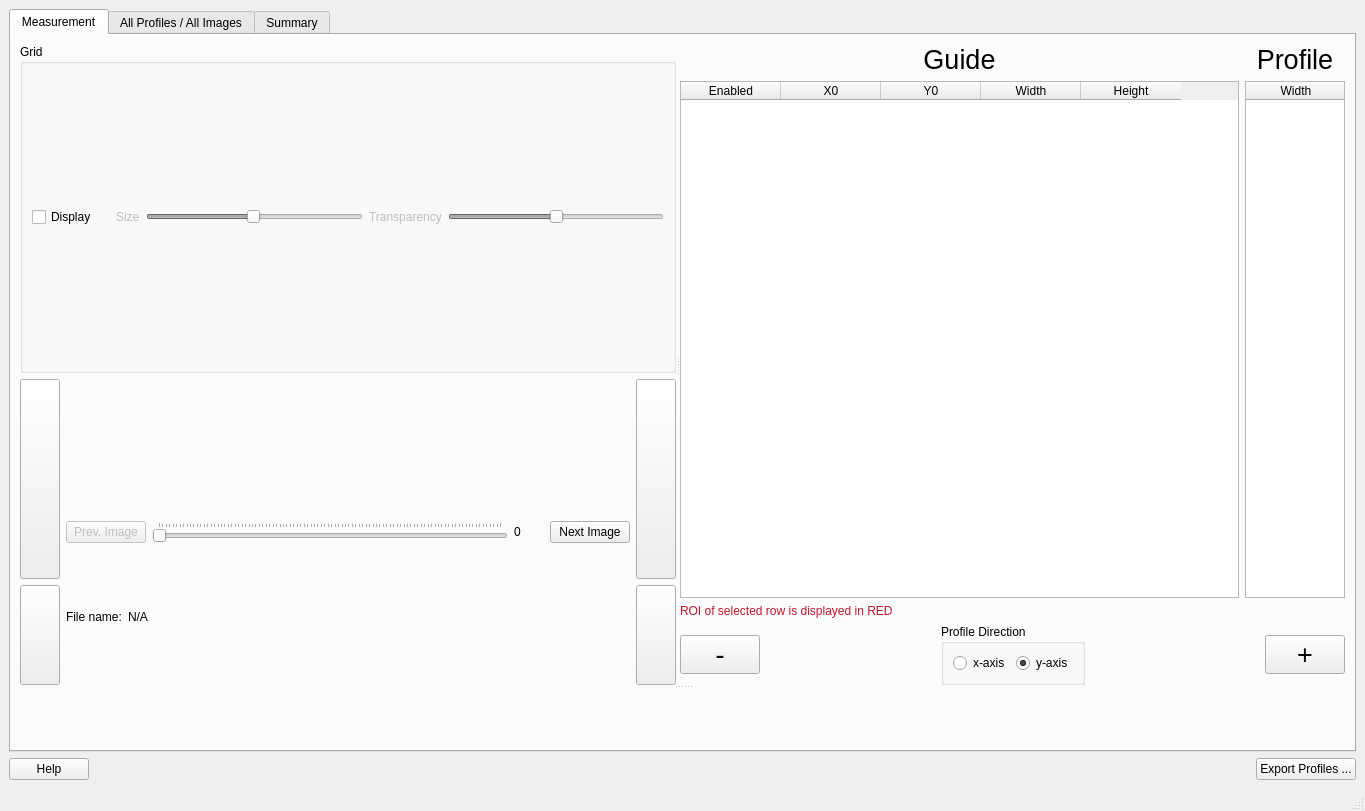
Qt form notebooks/ui/ui_profile.ui (neutronimaging/python_notebooks) before a commit.
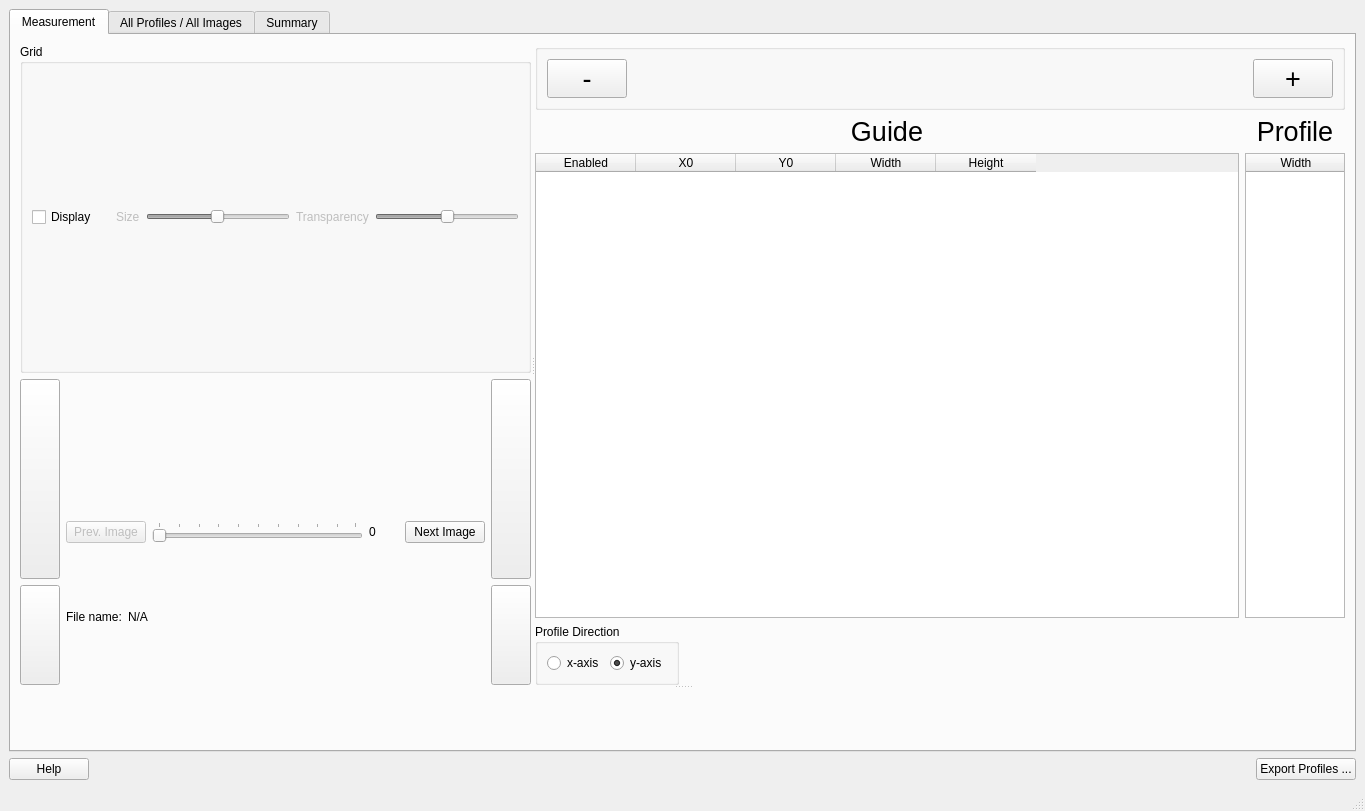
The same form after that commit.

Diff of the .ui file:
```diff
--- a/notebooks/ui/ui_profile.ui
+++ b/notebooks/ui/ui_profile.ui
@@ -333,23 +333,60 @@
            </widget>
            <widget class="QWidget" name="layoutWidget">
             <layout class="QVBoxLayout" name="verticalLayout">
+             <item>
+              <widget class="QGroupBox" name="groupBox_3">
+               <property name="minimumSize">
+                <size>
+                 <width>0</width>
+                 <height>0</height>
+                </size>
+               </property>
+               <property name="title">
+                <string/>
+               </property>
+               <layout class="QHBoxLayout" name="horizontalLayout_9">
+                <item>
+                 <widget class="QPushButton" name="pushButton_4">
+                  <property name="font">
+                   <font>
+                    <pointsize>20</pointsize>
+                   </font>
+                  </property>
+                  <property name="text">
+                   <string>-</string>
+                  </property>
+                 </widget>
+                </item>
+                <item>
+                 <spacer name="horizontalSpacer_2">
+                  <property name="orientation">
+                   <enum>Qt::Horizontal</enum>
+                  </property>
+                  <property name="sizeHint" stdset="0">
+                   <size>
+                    <width>430</width>
+                    <height>20</height>
+                   </size>
+                  </property>
+                 </spacer>
+                </item>
+                <item>
+                 <widget class="QPushButton" name="pushButton_5">
+                  <property name="font">
+                   <font>
+                    <pointsize>20</pointsize>
+                   </font>
+                  </property>
+                  <property name="text">
+                   <string>+</string>
+                  </property>
+                 </widget>
+                </item>
+               </layout>
+              </widget>
+             </item>
              <item>
               <layout class="QGridLayout" name="gridLayout">
-               <item row="0" column="0">
-                <widget class="QLabel" name="label">
-                 <property name="font">
-                  <font>
-                   <pointsize>20</pointsize>
-                  </font>
-                 </property>
-                 <property name="text">
-                  <string>Guide</string>
-                 </property>
-                 <property name="alignment">
-                  <set>Qt::AlignCenter</set>
-                 </property>
-                </widget>
-               </item>
                <item row="0" column="1">
                 <widget class="QLabel" name="label_2">
                  <property name="font">
@@ -365,44 +402,6 @@
                  </property>
                 </widget>
                </item>
-               <item row="1" column="0">
-                <widget class="QTableWidget" name="tableWidget">
-                 <property name="alternatingRowColors">
-                  <bool>true</bool>
-                 </property>
-                 <property name="selectionMode">
-                  <enum>QAbstractItemView::SingleSelection</enum>
-                 </property>
-                 <property name="selectionBehavior">
-                  <enum>QAbstractItemView::SelectRows</enum>
-                 </property>
-                 <column>
-                  <property name="text">
-                   <string>Enabled</string>
-                  </property>
-                 </column>
-                 <column>
-                  <property name="text">
-                   <string>X0</string>
-                  </property>
-                 </column>
-                 <column>
-                  <property name="text">
-                   <string>Y0</string>
-                  </property>
-                 </column>
-                 <column>
-                  <property name="text">
-                   <string>Width</string>
-                  </property>
-                 </column>
-                 <column>
-                  <property name="text">
-                   <string>Height</string>
-                  </property>
-                 </column>
-                </widget>
-               </item>
                <item row="1" column="1">
                 <widget class="QTableWidget" name="tableWidget_2">
                  <property name="maximumSize">
@@ -430,158 +429,56 @@
                  </column>
                 </widget>
                </item>
-               <item row="2" column="0">
-                <widget class="QLabel" name="label_3">
-                 <property name="palette">
-                  <palette>
-                   <active>
-                    <colorrole role="WindowText">
-                     <brush brushstyle="SolidPattern">
-                      <color alpha="255">
-                       <red>193</red>
-                       <green>22</green>
-                       <blue>45</blue>
-                      </color>
-                     </brush>
-                    </colorrole>
-                    <colorrole role="Text">
-                     <brush brushstyle="SolidPattern">
-                      <color alpha="255">
-                       <red>193</red>
-                       <green>22</green>
-                       <blue>45</blue>
-                      </color>
-                     </brush>
-                    </colorrole>
-                    <colorrole role="ButtonText">
-                     <brush brushstyle="SolidPattern">
-                      <color alpha="255">
-                       <red>193</red>
-                       <green>22</green>
-                       <blue>45</blue>
-                      </color>
-                     </brush>
-                    </colorrole>
-                    <colorrole role="HighlightedText">
-                     <brush brushstyle="SolidPattern">
-                      <color alpha="255">
-                       <red>193</red>
-                       <green>22</green>
-                       <blue>45</blue>
-                      </color>
-                     </brush>
-                    </colorrole>
-                    <colorrole role="ToolTipText">
-                     <brush brushstyle="SolidPattern">
-                      <color alpha="255">
-                       <red>193</red>
-                       <green>22</green>
-                       <blue>45</blue>
-                      </color>
-                     </brush>
-                    </colorrole>
-                   </active>
-                   <inactive>
-                    <colorrole role="WindowText">
-                     <brush brushstyle="SolidPattern">
-                      <color alpha="255">
-                       <red>193</red>
-                       <green>22</green>
-                       <blue>45</blue>
-                      </color>
-                     </brush>
-                    </colorrole>
-                    <colorrole role="Text">
-                     <brush brushstyle="SolidPattern">
-                      <color alpha="255">
-                       <red>193</red>
-                       <green>22</green>
-                       <blue>45</blue>
-                      </color>
-                     </brush>
-                    </colorrole>
-                    <colorrole role="ButtonText">
-                     <brush brushstyle="SolidPattern">
-                      <color alpha="255">
-                       <red>193</red>
-                       <green>22</green>
-                       <blue>45</blue>
-                      </color>
-                     </brush>
-                    </colorrole>
-                    <colorrole role="HighlightedText">
-                     <brush brushstyle="SolidPattern">
-                      <color alpha="255">
-                       <red>193</red>
-                       <green>22</green>
-                       <blue>45</blue>
-                      </color>
-                     </brush>
-                    </colorrole>
-                    <colorrole role="ToolTipText">
-                     <brush brushstyle="SolidPattern">
-                      <color alpha="255">
-                       <red>193</red>
-                       <green>22</green>
-                       <blue>45</blue>
-                      </color>
-                     </brush>
-                    </colorrole>
-                   </inactive>
-                   <disabled>
-                    <colorrole role="WindowText">
-                     <brush brushstyle="SolidPattern">
-                      <color alpha="255">
-                       <red>69</red>
-                       <green>69</green>
-                       <blue>69</blue>
-                      </color>
-                     </brush>
-                    </colorrole>
-                    <colorrole role="Text">
-                     <brush brushstyle="SolidPattern">
-                      <color alpha="255">
-                       <red>69</red>
-                       <green>69</green>
-                       <blue>69</blue>
-                      </color>
-                     </brush>
-                    </colorrole>
-                    <colorrole role="ButtonText">
-                     <brush brushstyle="SolidPattern">
-                      <color alpha="255">
-                       <red>106</red>
-                       <green>104</green>
-                       <blue>100</blue>
-                      </color>
-                     </brush>
-                    </colorrole>
-                    <colorrole role="HighlightedText">
-                     <brush brushstyle="SolidPattern">
-                      <color alpha="255">
-                       <red>193</red>
-                       <green>22</green>
-                       <blue>45</blue>
-                      </color>
-                     </brush>
-                    </colorrole>
-                    <colorrole role="ToolTipText">
-                     <brush brushstyle="SolidPattern">
-                      <color alpha="255">
-                       <red>193</red>
-                       <green>22</green>
-                       <blue>45</blue>
-                      </color>
-                     </brush>
-                    </colorrole>
-                   </disabled>
-                  </palette>
+               <item row="1" column="0">
+                <widget class="QTableWidget" name="tableWidget">
+                 <property name="alternatingRowColors">
+                  <bool>true</bool>
+                 </property>
+                 <property name="selectionMode">
+                  <enum>QAbstractItemView::SingleSelection</enum>
+                 </property>
+                 <property name="selectionBehavior">
+                  <enum>QAbstractItemView::SelectRows</enum>
+                 </property>
+                 <column>
+                  <property name="text">
+                   <string>Enabled</string>
+                  </property>
+                 </column>
+                 <column>
+                  <property name="text">
+                   <string>X0</string>
+                  </property>
+                 </column>
+                 <column>
+                  <property name="text">
+                   <string>Y0</string>
+                  </property>
+                 </column>
+                 <column>
+                  <property name="text">
+                   <string>Width</string>
+                  </property>
+                 </column>
+                 <column>
+                  <property name="text">
+                   <string>Height</string>
+                  </property>
+                 </column>
+                </widget>
+               </item>
+               <item row="0" column="0">
+                <widget class="QLabel" name="label">
+                 <property name="font">
+                  <font>
+                   <pointsize>20</pointsize>
+                  </font>
                  </property>
                  <property name="text">
-                  <string>ROI of selected row is displayed in RED</string>
+                  <string>Guide</string>
                  </property>
-                 <property name="textFormat">
-                  <enum>Qt::AutoText</enum>
+                 <property name="alignment">
+                  <set>Qt::AlignCenter</set>
                  </property>
                 </widget>
                </item>
@@ -589,31 +486,6 @@
              </item>
              <item>
               <layout class="QHBoxLayout" name="horizontalLayout_4">
-               <item>
-                <widget class="QPushButton" name="pushButton_4">
-                 <property name="font">
-                  <font>
-                   <pointsize>20</pointsize>
-                  </font>
-                 </property>
-                 <property name="text">
-                  <string>-</string>
-                 </property>
-                </widget>
-               </item>
-               <item>
-                <spacer name="horizontalSpacer_2">
-                 <property name="orientation">
-                  <enum>Qt::Horizontal</enum>
-                 </property>
-                 <property name="sizeHint" stdset="0">
-                  <size>
-                   <width>40</width>
-                   <height>20</height>
-                  </size>
-                 </property>
-                </spacer>
-               </item>
                <item>
                 <widget class="QGroupBox" name="groupBox_2">
                  <property name="title">
@@ -656,18 +528,6 @@
                  </property>
                 </spacer>
                </item>
-               <item>
-                <widget class="QPushButton" name="pushButton_5">
-                 <property name="font">
-                  <font>
-                   <pointsize>20</pointsize>
-                  </font>
-                 </property>
-                 <property name="text">
-                  <string>+</string>
-                 </property>
-                </widget>
-               </item>
               </layout>
              </item>
             </layout>
```
